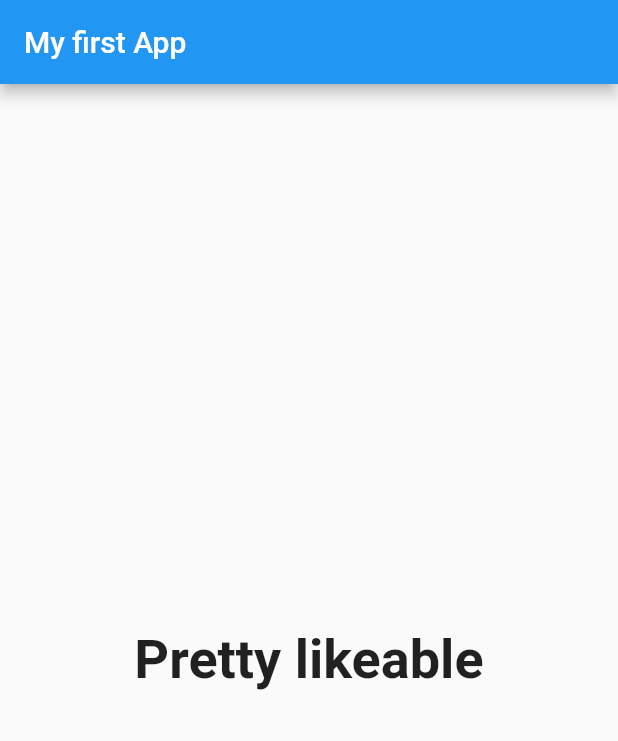
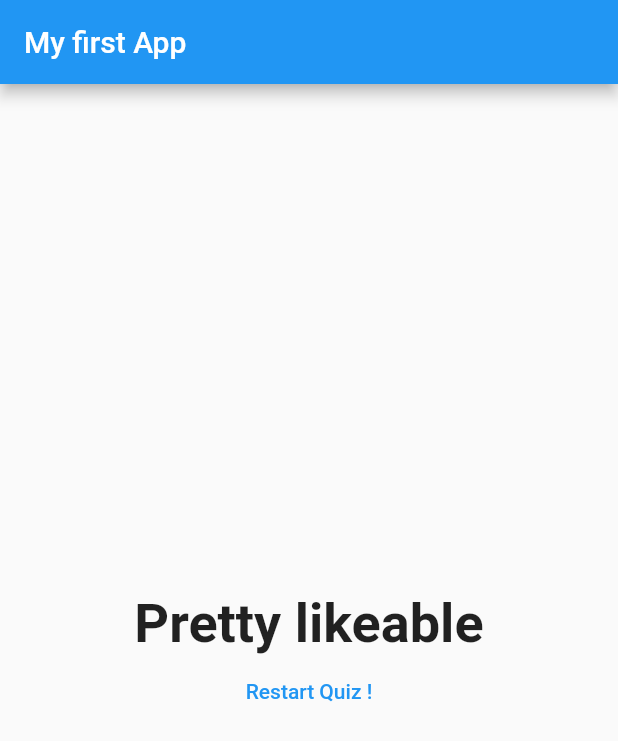
Before and after one commit to Amorem/FlutterMax, a Flutter app: the screen it shows after launch, after a tap on "Black", after a tap on "Dog", on a phone screen of 412 x 824 dp. Shown: the top 741 px of the screen. Run offline on Flutter 3.47's test engine with Material 2 defaults, Android fonts, the phone set to English and light mode, and no system bars.

Commit message:
Final versiob

```diff
--- a/lib/main.dart
+++ b/lib/main.dart
@@ -45,6 +45,13 @@ class _MyAppState extends State<MyApp> {
     print(_questionIndex);
   }
 
+  void _resetQuiz() {
+    setState(() {
+      _questionIndex = 0;
+      _totalScore = 0;
+    });
+  }
+
   @override
   Widget build(BuildContext context) {
     return MaterialApp(
@@ -58,7 +65,7 @@ class _MyAppState extends State<MyApp> {
                   questionIndex: _questionIndex,
                   questions: _questions,
                 )
-              : Result(_totalScore)),
+              : Result(_totalScore, _resetQuiz)),
     );
   }
 }
--- a/lib/quiz.dart
+++ b/lib/quiz.dart
@@ -16,6 +16,7 @@ class Quiz extends StatelessWidget {
   @override
   Widget build(BuildContext context) {
     return Column(
+      mainAxisAlignment: MainAxisAlignment.center,
       children: [
         Question(questions[questionIndex]['questionText']),
         ...(questions[questionIndex]['answers'] as List<Map<String, Object>>)
--- a/lib/result.dart
+++ b/lib/result.dart
@@ -2,8 +2,9 @@ import 'package:flutter/material.dart';
 
 class Result extends StatelessWidget {
   final int resultScore;
+  final Function resetQuiz;
 
-  Result(this.resultScore);
+  Result(this.resultScore, this.resetQuiz);
 
   String get resultPhrase {
     String resultText;
@@ -22,9 +23,22 @@ class Result extends StatelessWidget {
   @override
   Widget build(BuildContext context) {
     return Center(
-      child: Text(
-        resultPhrase,
-        style: TextStyle(fontSize: 36, fontWeight: FontWeight.bold),
+      child: Column(
+        mainAxisAlignment: MainAxisAlignment.center,
+        children: <Widget>[
+          Text(
+            resultPhrase,
+            style: TextStyle(fontSize: 36, fontWeight: FontWeight.bold),
+            textAlign: TextAlign.center,
+          ),
+          FlatButton(
+            child: Text(
+              'Restart Quiz !',
+            ),
+            textColor: Colors.blue,
+            onPressed: resetQuiz,
+          )
+        ],
       ),
     );
   }
```
